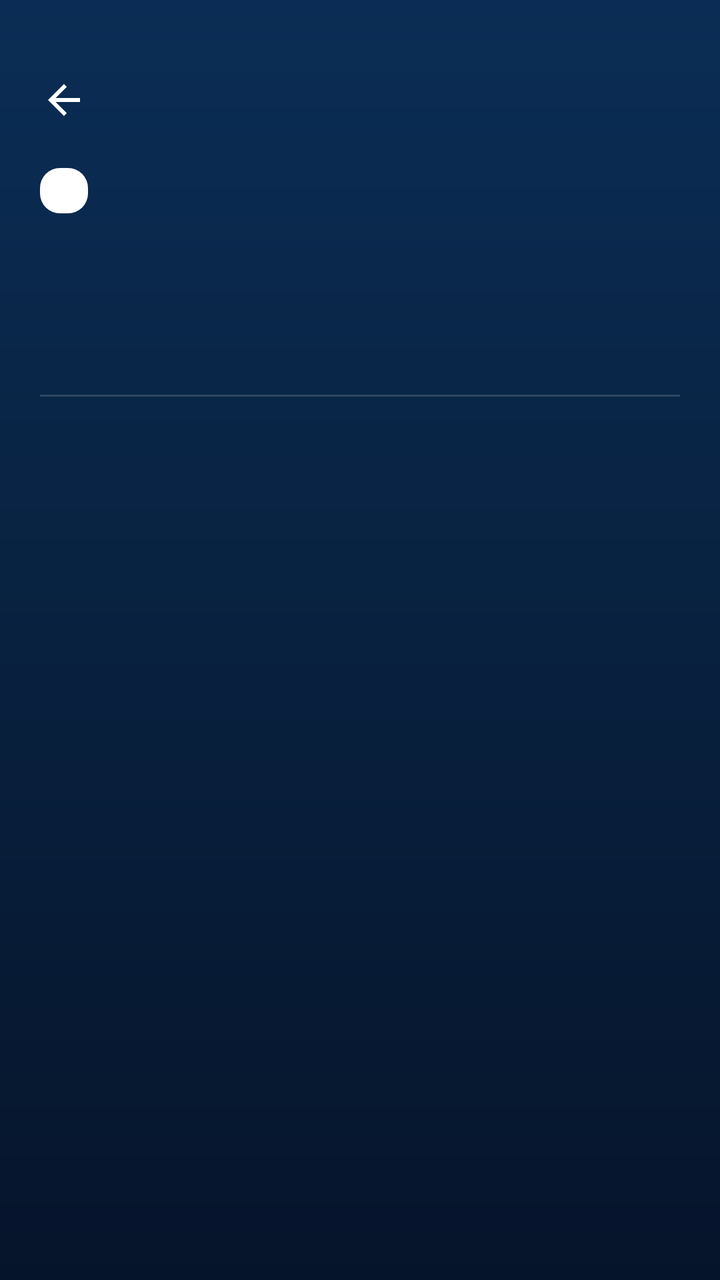
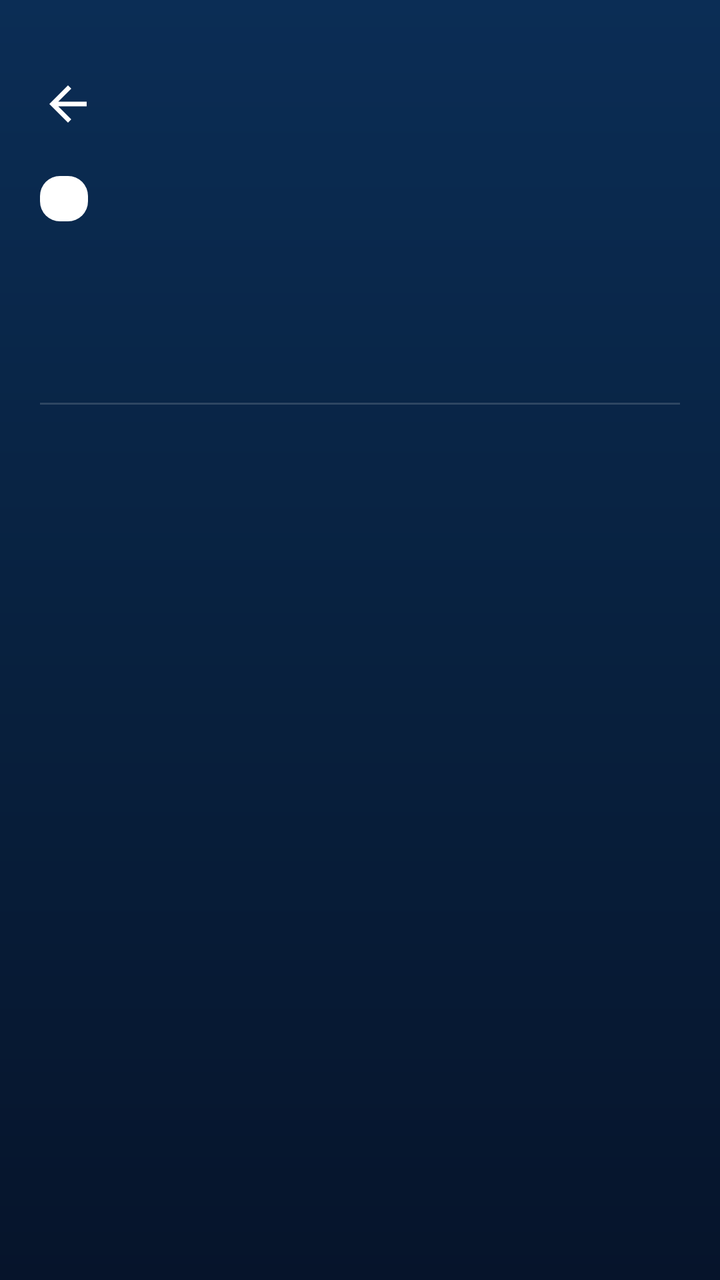

Two renders of the same Android screen: before a commit and after it. Below are the layout's source before the change and the commit's diff.
<!-- AndroidManifest.xml: application theme Theme.CampusPulse -->
<!-- res/layout/activity_notice_detail.xml -->
<?xml version="1.0" encoding="utf-8"?>
<ScrollView xmlns:android="http://schemas.android.com/apk/res/android"
    android:layout_width="match_parent"
    android:layout_height="match_parent"
    android:background="@drawable/bg_dashboard"
    android:fillViewport="true">

    <LinearLayout
        android:layout_width="match_parent"
        android:layout_height="wrap_content"
        android:orientation="vertical"
        android:paddingStart="10dp"
        android:paddingTop="28dp"
        android:paddingEnd="20dp"
        android:paddingBottom="32dp">

        <LinearLayout
            android:layout_width="match_parent"
            android:layout_height="wrap_content"
            android:gravity="center_vertical"
            android:orientation="horizontal">

            <ImageView
                android:id="@+id/btnBack"
                android:layout_width="44dp"
                android:layout_height="44dp"
                android:background="?attr/selectableItemBackgroundBorderless"
                android:contentDescription="Back"
                android:padding="10dp"
                android:src="@drawable/ic_back" />

            <View
                android:layout_width="0dp"
                android:layout_height="1dp"
                android:layout_weight="1" />

            <ImageView
                android:id="@+id/btnSave"
                android:layout_width="44dp"
                android:layout_height="44dp"
                android:background="?attr/selectableItemBackgroundBorderless"
                android:contentDescription="Save this notice for offline reading"
                android:padding="10dp"
                android:src="@drawable/ic_star_border"
                android:visibility="gone" />
        </LinearLayout>

        <LinearLayout
            android:layout_width="match_parent"
            android:layout_height="wrap_content"
            android:layout_marginStart="10dp"
            android:layout_marginTop="12dp"
            android:orientation="vertical">

            <TextView
                android:id="@+id/tvBadge"
                android:layout_width="wrap_content"
                android:layout_height="wrap_content"
                android:background="@drawable/bg_badge"
                android:fontFamily="@font/poppins_bold"
                android:paddingStart="12dp"
                android:paddingTop="4dp"
                android:paddingEnd="12dp"
                android:paddingBottom="4dp"
                android:textSize="11sp" />

            <TextView
                android:id="@+id/tvTitle"
                android:layout_width="match_parent"
                android:layout_height="wrap_content"
                android:layout_marginTop="14dp"
                android:fontFamily="@font/poppins_bold"
                android:textColor="#FFFFFF"
                android:textSize="26sp" />

            <TextView
                android:id="@+id/tvMeta"
                android:layout_width="match_parent"
                android:layout_height="wrap_content"
                android:layout_marginTop="6dp"
                android:fontFamily="@font/poppins_regular"
                android:textColor="#9DB2D1"
                android:textSize="13sp" />

            <View
                android:layout_width="match_parent"
                android:layout_height="1dp"
                android:layout_marginTop="18dp"
                android:layout_marginBottom="18dp"
                android:background="#26FFFFFF" />

            <TextView
                android:id="@+id/tvBody"
                android:layout_width="match_parent"
                android:layout_height="wrap_content"
                android:fontFamily="@font/poppins_regular"
                android:lineSpacingExtra="6dp"
                android:textColor="#E3ECFA"
                android:textIsSelectable="true"
                android:textSize="16sp" />
        </LinearLayout>
    </LinearLayout>
</ScrollView>
<!-- resources referenced by this layout -->
<resources>
  <!-- drawable bg_badge (drawable) -->
  <shape xmlns:android="http://schemas.android.com/apk/res/android">
      <solid android:color="#FFFFFF" />
      <corners android:radius="10dp" />
  </shape>
  <!-- drawable bg_dashboard (drawable) -->
  <shape xmlns:android="http://schemas.android.com/apk/res/android">
      <gradient android:startColor="#0B2D55" android:centerColor="#08213F"
          android:endColor="#06142B" android:angle="270" />
  </shape>
  <!-- drawable ic_back (drawable) -->
  <vector xmlns:android="http://schemas.android.com/apk/res/android"
      android:width="24dp" android:height="24dp"
      android:viewportWidth="24" android:viewportHeight="24">
      <path android:fillColor="#FFFFFF"
          android:pathData="M20,11H7.83l5.59,-5.59L12,4l-8,8 8,8 1.41,-1.41L7.83,13H20v-2z"/>
  </vector>
  <!-- drawable ic_star_border (drawable) -->
  <vector xmlns:android="http://schemas.android.com/apk/res/android"
      android:width="24dp" android:height="24dp"
      android:viewportWidth="24" android:viewportHeight="24">
      <path android:fillColor="#FFFFFF"
          android:pathData="M22,9.24l-7.19,-0.62L12,2 9.19,8.63 2,9.24l5.46,4.73L5.82,21 12,17.27 18.18,21l-1.63,-7.03L22,9.24zM12,15.4l-3.76,2.27 1,-4.28 -3.32,-2.88 4.38,-0.38L12,6.1l1.71,4.04 4.38,0.38 -3.32,2.88 1,4.28L12,15.4z"/>
  </vector>
  <style name="Theme.CampusPulse" parent="Theme.Material3.DayNight.NoActionBar" />
</resources>

<!-- the commit's change to res/layout/activity_notice_detail.xml (unified diff, before → after) -->
@@ -22,8 +22,8 @@
 
             <ImageView
                 android:id="@+id/btnBack"
-                android:layout_width="44dp"
-                android:layout_height="44dp"
+                android:layout_width="48dp"
+                android:layout_height="48dp"
                 android:background="?attr/selectableItemBackgroundBorderless"
                 android:contentDescription="Back"
                 android:padding="10dp"
@@ -36,8 +36,8 @@
 
             <ImageView
                 android:id="@+id/btnSave"
-                android:layout_width="44dp"
-                android:layout_height="44dp"
+                android:layout_width="48dp"
+                android:layout_height="48dp"
                 android:background="?attr/selectableItemBackgroundBorderless"
                 android:contentDescription="Save this notice for offline reading"
                 android:padding="10dp"
